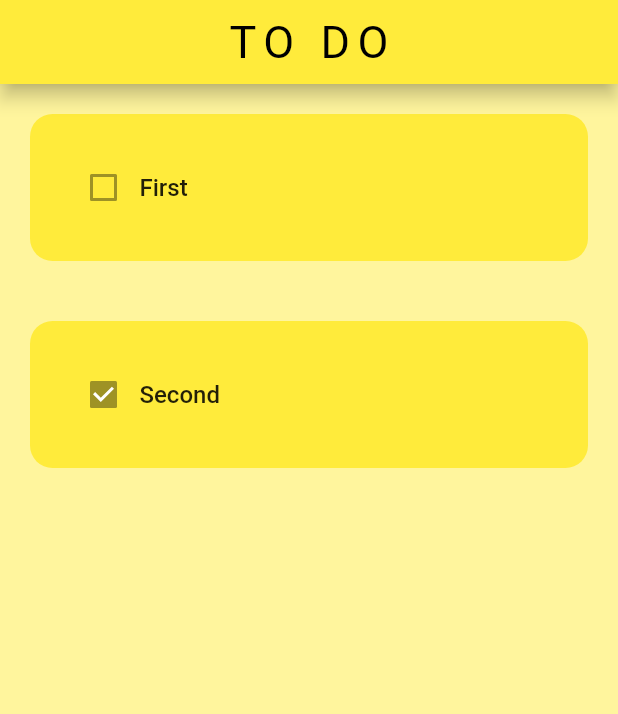
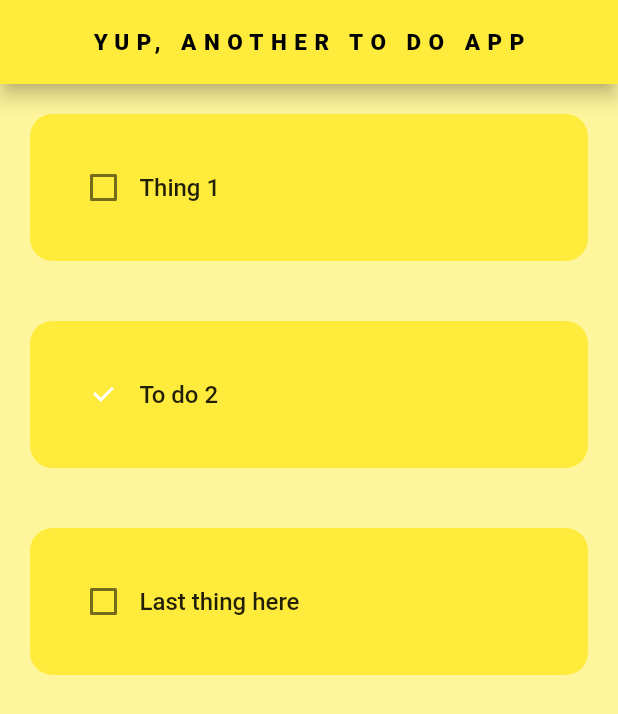
Before and after one commit to itsMike05/To-Do-Flutter, a Flutter app: the screen it shows after launch, on a phone screen of 412 x 824 dp. Shown: the top 714 px of the screen. Run offline on Flutter 3.47's test engine with Material 2 defaults, Android fonts, the phone set to English and light mode, and no system bars.

Commit message:
Added the chechbox functionality

```diff
--- a/lib/pages/homepage.dart
+++ b/lib/pages/homepage.dart
@@ -9,6 +9,21 @@ class Homepage extends StatefulWidget {
 }
 
 class _HomepageState extends State<Homepage> {
+  // List of todo items (expandable in the future)
+  List toDoList = [
+    ["Thing 1", false],
+    ["To do 2", true],
+    ["Last thing here", false]
+  ];
+
+  // Checkbox was tapped
+  void checkBoxChanged(bool? value, int index) {
+    setState(() {
+      // Reversing the checkbox state
+      toDoList[index][1] = !toDoList[index][1];
+    });
+  }
+
   @override
   Widget build(BuildContext context) {
     return Scaffold(
@@ -17,17 +32,20 @@ class _HomepageState extends State<Homepage> {
         elevation: 5,
         title: const Center(
           child: Text(
-            "TO DO",
+            "YUP, ANOTHER TO DO APP",
             style: TextStyle(
-                fontWeight: FontWeight.w400, fontSize: 30, letterSpacing: 5),
+                fontWeight: FontWeight.w800, fontSize: 15, letterSpacing: 5),
           ),
         ),
       ),
-      body: ListView(
-        children: [
-          ToDoItem(taskName: "First", taskCompleted: false, onChanged: null),
-          ToDoItem(taskName: "Second", taskCompleted: true, onChanged: null)
-        ],
+      body: ListView.builder(
+        itemCount: toDoList.length,
+        itemBuilder: (context, index) {
+          return ToDoItem(
+              taskName: toDoList[index][0],
+              taskCompleted: toDoList[index][1],
+              onChanged: (value) => checkBoxChanged(value, index));
+        },
       ),
     );
   }
```
